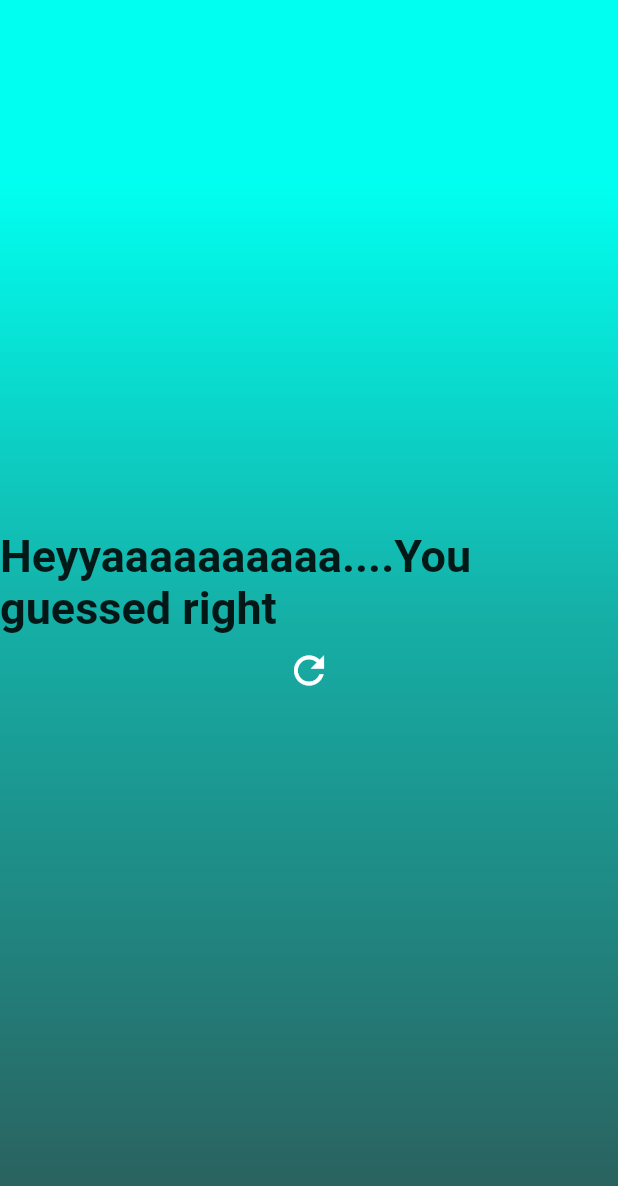
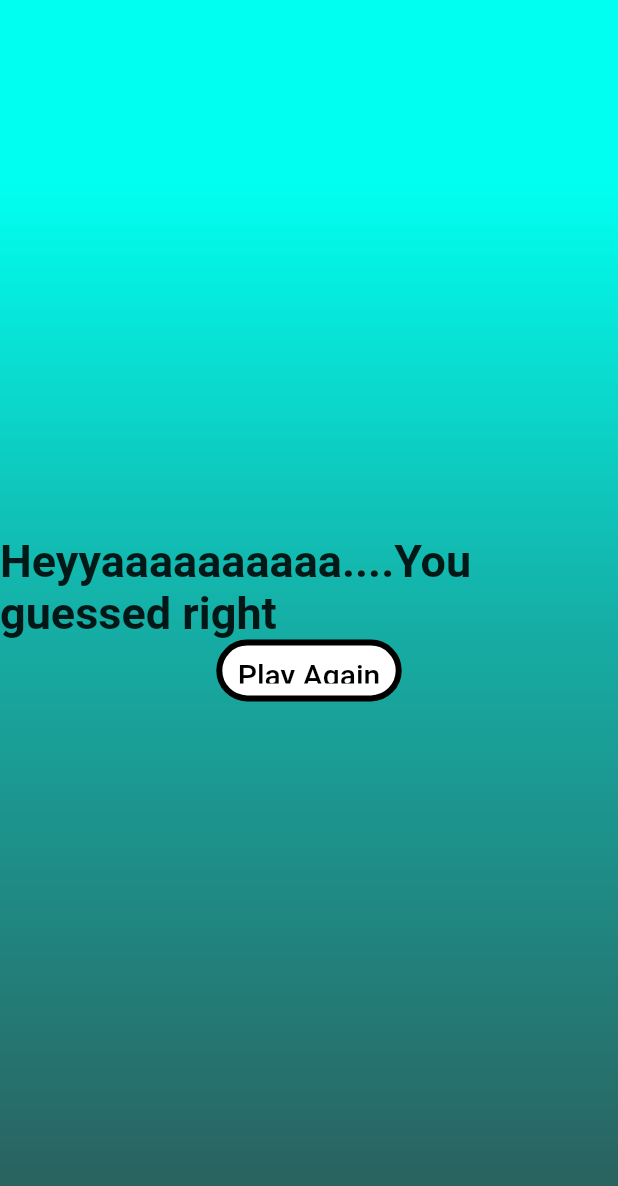
Before and after one commit to SandhraPrathap/dinoGuess, a Flutter app: the guessScreen screen opened directly with empty values, on a phone screen of 412 x 824 dp. Shown: the top 1186 px of the screen. Run offline on Flutter 3.47's test engine with Material 2 defaults, Android fonts, the phone set to English and light mode, and no system bars.

Commit message:
added start button

```diff
--- a/lib/guess.dart
+++ b/lib/guess.dart
@@ -33,22 +33,50 @@ class _guessScreenState extends State<guessScreen> {
               Color.fromRGBO(21, 175, 166, 100),
               Color.fromRGBO(44, 91, 89, 100),
             ])),
-        child: Column(
+        child: (widget.target == widget.guess)
+            ? Column(
+                mainAxisAlignment: MainAxisAlignment.center,
+                children: [
+                  Text(
+                    "Heyyaaaaaaaaaa....You guessed right",
+                    style: TextStyle(fontSize: 30, fontWeight: FontWeight.bold),
+                  ),
+                  Container(
+                      height: MediaQuery.of(context).size.width * 0.10,
+                      width: MediaQuery.of(context).size.width * 0.30,
+                      decoration: BoxDecoration(
+                        color: Colors.white,
+                        shape: BoxShape.rectangle,
+                        border: Border.all(color: Colors.black, width: 4),
+                        borderRadius: BorderRadius.circular(25),
+                      ),
+                      child: TextButton(
+                          onPressed: () {
+                            main.a = 0;
+                            Navigator.pop(
+                              context,
+                              MaterialPageRoute(
+                                builder: (context) => main.DinoGuess(),
+                              ),
+                            );
+                          },
+                          child: Text(
+                            "Play Again",
+                            style: TextStyle(color: Colors.black, fontSize: 20),
+                          ))),
+                ],
+              )
+            : Column(
                 mainAxisAlignment: MainAxisAlignment.center,
                 children: [
                   (widget.target > widget.guess)
                       ? Text(
                           "You guessed Low",
-                    style: TextStyle(fontSize: 30, fontWeight: FontWeight.bold),
-                  )
-                : (widget.target < widget.guess)
-                    ? Text(
-                        "You guessed high",
                           style: TextStyle(
                               fontSize: 30, fontWeight: FontWeight.bold),
                         )
                       : Text(
-                        "Heyyaaaaaaaaaa....You guessed right",
+                          "You guessed high",
                           style: TextStyle(
                               fontSize: 30, fontWeight: FontWeight.bold),
                         ),
@@ -60,7 +88,6 @@ class _guessScreenState extends State<guessScreen> {
                           builder: (context) => main.DinoGuess(),
                         ),
                       );
-                ;
                     },
                     icon: Icon(Icons.refresh_outlined),
                     iconSize: 30,
```
Also changed, not shown: lib/main.dart (+43 -5 lines). Lines whose indentation alone changed are shown as unchanged.
